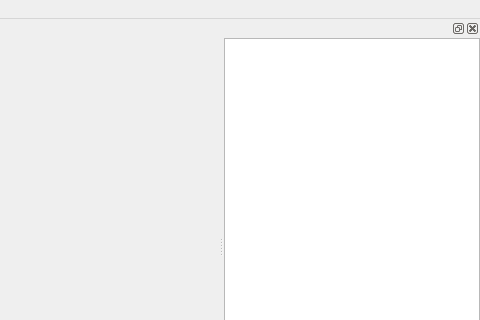
Old version of the form Applications/VTKButtons/Resources/UI/msvQVTKButtonsMainWindow.ui in the repository MSV-Project/MSVTK; both pictures show x 320 to 800 and y 0 to 320 of the 800 by 600 pixel window.
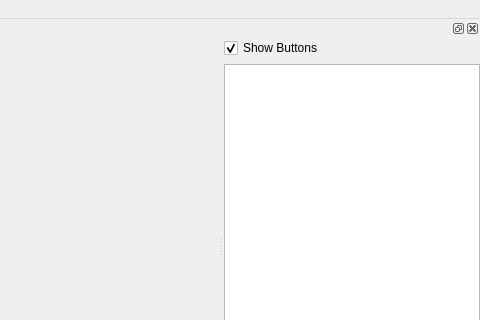
New version of the form. Custom widgets are drawn as their Qt base class.

Commit message: add flag for disable buttons

Diff of the .ui file:
```diff
--- a/Applications/VTKButtons/Resources/UI/msvQVTKButtonsMainWindow.ui
+++ b/Applications/VTKButtons/Resources/UI/msvQVTKButtonsMainWindow.ui
@@ -75,6 +75,16 @@
      <property name="margin">
       <number>0</number>
      </property>
+     <item>
+      <widget class="QCheckBox" name="checkBoxShowButtons">
+       <property name="text">
+        <string>Show Buttons</string>
+       </property>
+       <property name="checked">
+        <bool>true</bool>
+       </property>
+      </widget>
+     </item>
      <item>
       <widget class="QListWidget" name="ecgReviewListWidget">
        <property name="selectionMode">
```
Left out of the diff: 4 changed lines with no effect on the pictures. The commit also changes 3 other files.
